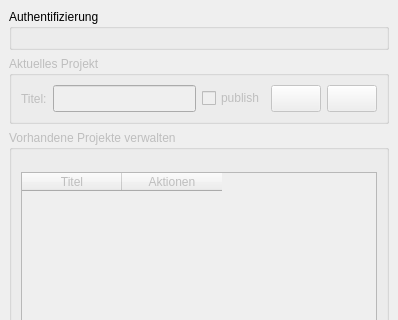
The window that gbd_websuite_plugin/gbd_websuite_plugin_dockwidget_base.ui (gbd-consult/gbd-websuite-manager) describes before a commit, drawn with Qt 5; both pictures show x 0 to 398 and y 0 to 320 of the 398 by 508 pixel window.
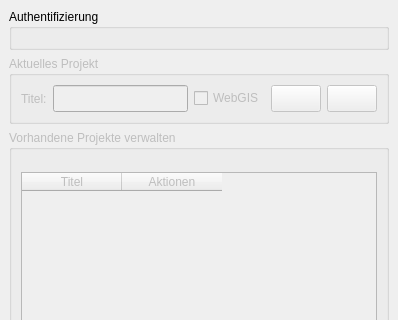
The same window after the commit. Icons and pictures are not drawn. Custom widgets are drawn as their Qt base class.

The edit to the form file:
```diff
--- a/gbd_websuite_plugin/gbd_websuite_plugin_dockwidget_base.ui
+++ b/gbd_websuite_plugin/gbd_websuite_plugin_dockwidget_base.ui
@@ -110,7 +110,7 @@
           <bool>true</bool>
          </property>
          <property name="text">
-          <string>publish</string>
+          <string>WebGIS</string>
          </property>
          <property name="checked">
           <bool>false</bool>
```
